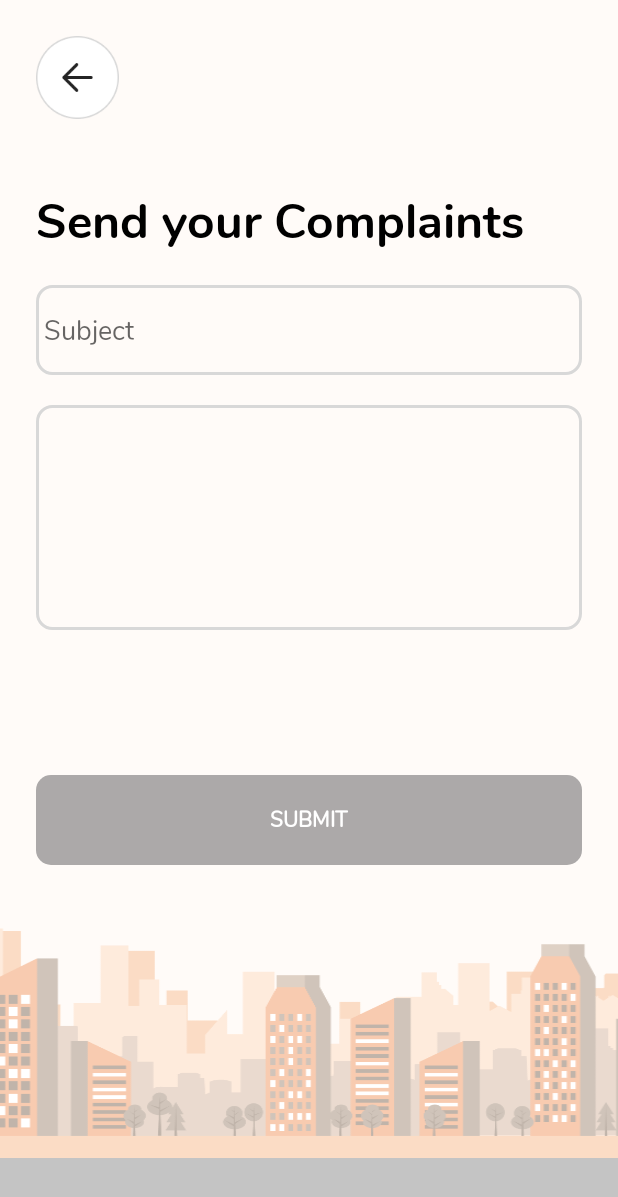
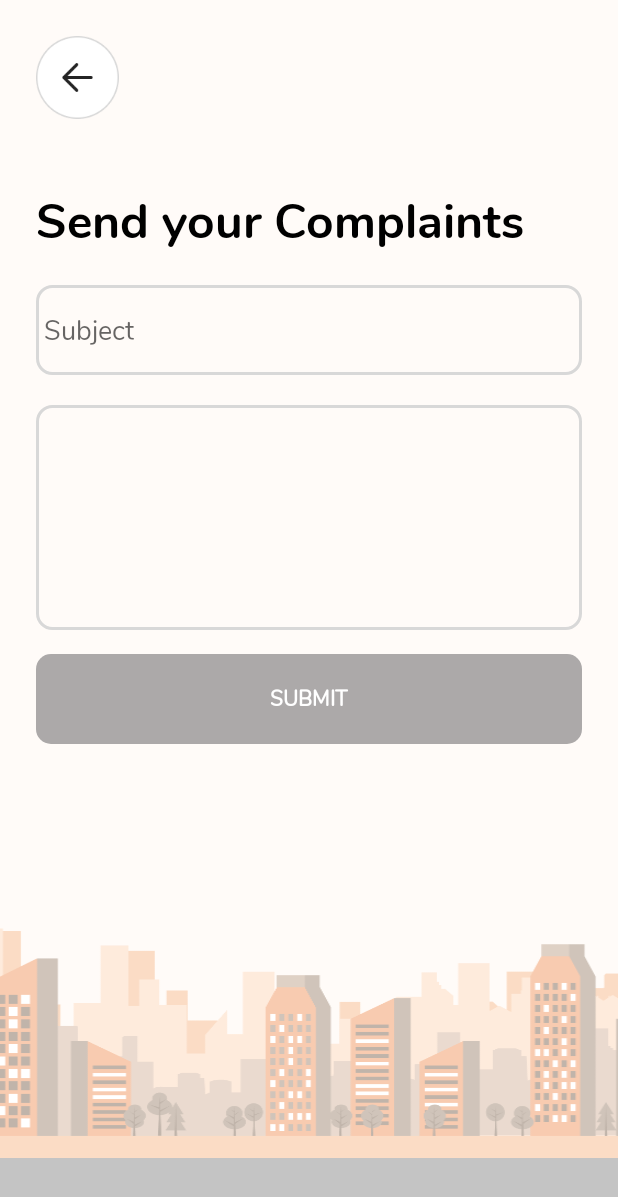
Before and after one commit to mobatiaandroid/EDC_Final, an Android app: the ComplaintsActivity screen opened directly, with no data from a screen before it, on a phone screen of 412 x 824 dp. Shown: the top 1197 px of the screen. Run offline under Robolectric (Android 15) with nearby library versions, the phone set to English and light mode, and no system bars; 2 statements that could not run were skipped.

Commit message:
Cleared About and Notification fragments

```diff
--- a/app/src/main/java/com/edc/ad/fragments/AboutFragment.kt
+++ b/app/src/main/java/com/edc/ad/fragments/AboutFragment.kt
@@ -12,7 +12,7 @@ import com.edc.ad.activity.HomeBaseGuestActivity
 import com.edc.ad.api.RetrofitClient
 import com.edc.ad.util.PreferenceManager
 import com.edc.ad.util.ProgressBarDialog
-import kotlinx.android.synthetic.main.fragment_about.*
+import kotlinx.android.synthetic.main.fragment_about_new.*
 import kotlinx.coroutines.launch
 
 class AboutFragment : Fragment() {
@@ -26,7 +26,7 @@ class AboutFragment : Fragment() {
         savedInstanceState: Bundle?
     ): View? {
         // Inflate the layout for this fragment
-        return inflater.inflate(R.layout.fragment_about, container, false)
+        return inflater.inflate(R.layout.fragment_about_new, container, false)
     }
 
     override fun onViewCreated(view: View, savedInstanceState: Bundle?) {
@@ -65,7 +65,7 @@ class AboutFragment : Fragment() {
                         var aboutdata = call.data.about
                         var dataLoad = "<html><body>" + aboutdata + "</body></html>"
                         dataLoad?.let {
-//                            webAbout.loadData(it, "text/html", "utf-8")
+                            webAbout.loadData(it, "text/html", "utf-8")
                         }
                     }
                 }
--- a/app/src/main/java/com/edc/ad/fragments/ContactUsFragment.kt
+++ b/app/src/main/java/com/edc/ad/fragments/ContactUsFragment.kt
@@ -16,7 +16,6 @@ import com.edc.ad.api.RetrofitClient
 import com.edc.ad.model.ContactUsResponse
 import com.edc.ad.util.PreferenceManager
 import com.edc.ad.util.ProgressBarDialog
-import kotlinx.android.synthetic.main.fragment_about.navBtn
 import kotlinx.android.synthetic.main.fragment_contact.*
 import kotlinx.coroutines.launch
 
--- a/app/src/main/java/com/edc/ad/fragments/NotificationFragment.kt
+++ b/app/src/main/java/com/edc/ad/fragments/NotificationFragment.kt
@@ -13,7 +13,7 @@ import com.edc.ad.adapter.NotificationAdapter
 import com.edc.ad.api.RetrofitClient
 import com.edc.ad.model.NotificationResponse
 import com.edc.ad.util.PreferenceManager
-import kotlinx.android.synthetic.main.fragment_about.*
+import kotlinx.android.synthetic.main.fragment_notification_new.*
 import kotlinx.coroutines.launch
 
 class NotificationFragment : Fragment() {
@@ -29,7 +29,7 @@ class NotificationFragment : Fragment() {
         savedInstanceState: Bundle?
     ): View? {
         // Inflate the layout for this fragment
-        return inflater.inflate(R.layout.fragment_about, container, false)
+        return inflater.inflate(R.layout.fragment_notification_new, container, false)
     }
 
     override fun onViewCreated(view: View, savedInstanceState: Bundle?) {
--- a/app/src/main/java/com/edc/ad/fragments/SurveyFragment.kt
+++ b/app/src/main/java/com/edc/ad/fragments/SurveyFragment.kt
@@ -9,7 +9,7 @@ import com.edc.ad.BaseActivities.HomeBaseUserActivity
 import com.edc.ad.R
 import com.edc.ad.activity.HomeBaseGuestActivity
 import com.edc.ad.util.PreferenceManager
-import kotlinx.android.synthetic.main.fragment_about.*
+import kotlinx.android.synthetic.main.fragment_survey.*
 
 class SurveyFragment : Fragment() {
 
@@ -22,7 +22,7 @@ class SurveyFragment : Fragment() {
         savedInstanceState: Bundle?
     ): View? {
         // Inflate the layout for this fragment
-        return inflater.inflate(R.layout.fragment_about, container, false)
+        return inflater.inflate(R.layout.fragment_notification_new, container, false)
     }
 
     override fun onViewCreated(view: View, savedInstanceState: Bundle?) {
--- a/app/src/main/res/layout/activity_complaint.xml
+++ b/app/src/main/res/layout/activity_complaint.xml
@@ -85,15 +85,16 @@
         android:id="@+id/submitBtn"
         android:layout_width="0dp"
         android:layout_height="60dp"
+        android:layout_marginTop="16dp"
         android:background="@drawable/curved_rectangle"
         android:text="@string/submit"
         android:textColor="@color/white"
         android:textSize="14sp"
         android:textStyle="bold"
 
-        app:layout_constraintBottom_toTopOf="@+id/guideBottom"
         app:layout_constraintEnd_toEndOf="@+id/editData"
-        app:layout_constraintStart_toStartOf="@+id/editData" />
+        app:layout_constraintStart_toStartOf="@+id/editData"
+        app:layout_constraintTop_toBottomOf="@+id/editData" />
 
 
     <ImageView
--- a/app/src/main/res/layout/activity_feedback.xml
+++ b/app/src/main/res/layout/activity_feedback.xml
@@ -85,13 +85,13 @@
         android:id="@+id/submitBtn"
         android:layout_width="0dp"
         android:layout_height="60dp"
+        android:layout_marginTop="16dp"
         android:background="@drawable/curved_rectangle"
         android:text="@string/submit"
         android:textColor="@color/white"
         android:textSize="14sp"
         android:textStyle="bold"
 
-        app:layout_constraintBottom_toTopOf="@+id/guideBottom"
         app:layout_constraintEnd_toEndOf="@+id/editData"
         app:layout_constraintStart_toStartOf="@+id/editData"
         app:layout_constraintTop_toBottomOf="@+id/editData" />
--- a/app/src/main/res/layout/fragment_notification.xml
+++ b/app/src/main/res/layout/fragment_about_new.xml
@@ -25,7 +25,7 @@
                 android:layout_height="match_parent"
                 android:background="@color/edc_green"
                 android:gravity="center"
-                android:text="@string/notifications" />
+                android:text="@string/about" />
         </androidx.constraintlayout.widget.ConstraintLayout>
 
         <WebView
--- a/app/src/main/res/layout/fragment_about.xml
+++ b/app/src/main/res/layout/fragment_notification_new.xml
@@ -25,7 +25,7 @@
                 android:layout_height="match_parent"
                 android:background="@color/edc_green"
                 android:gravity="center"
-                android:text="@string/about" />
+                android:text="@string/notifications" />
         </androidx.constraintlayout.widget.ConstraintLayout>
 
         <androidx.recyclerview.widget.RecyclerView
--- a/app/src/main/res/navigation/acc_nav.xml
+++ b/app/src/main/res/navigation/acc_nav.xml
@@ -9,5 +9,5 @@
         android:id="@+id/loginFragment"
         android:name="com.edc.ad.Fragments.AboutFragment"
         android:label="fragment_login"
-        tools:layout="@layout/fragment_about" />
+        tools:layout="@layout/fragment_notification_new" />
 </navigation>
--- a/app/src/main/res/navigation/home_nav_guest.xml
+++ b/app/src/main/res/navigation/home_nav_guest.xml
@@ -46,7 +46,7 @@
         android:id="@+id/aboutFragment"
         android:name="com.edc.ad.Fragments.AboutFragment"
         android:label="fragment_about"
-        tools:layout="@layout/fragment_about" />
+        tools:layout="@layout/fragment_notification_new" />
     <fragment
         android:id="@+id/contactFragment"
         android:name="com.edc.ad.fragments.ContactUsFragment"
@@ -57,7 +57,7 @@
         android:id="@+id/notificationFragment"
         android:name="com.edc.ad.fragments.NotificationFragment"
         android:label="fragment_notification"
-        tools:layout="@layout/fragment_notification" />
+        tools:layout="@layout/fragment_about_new" />
     <dialog
         android:id="@+id/contactBottomSheet"
         android:name="com.edc.ad.fragments.ContactBottomSheet"
--- a/app/src/main/res/navigation/home_nav_user.xml
+++ b/app/src/main/res/navigation/home_nav_user.xml
@@ -45,7 +45,7 @@
         android:id="@+id/aboutFragment"
         android:name="com.edc.ad.Fragments.AboutFragment"
         android:label="fragment_about"
-        tools:layout="@layout/fragment_about" />
+        tools:layout="@layout/fragment_notification_new" />
     <fragment
         android:id="@+id/contactFragment"
         android:name="com.edc.ad.fragments.ContactUsFragment"
@@ -55,7 +55,7 @@
         android:id="@+id/notificationFragment"
         android:name="com.edc.ad.fragments.NotificationFragment"
         android:label="fragment_contact"
-        tools:layout="@layout/fragment_notification">
+        tools:layout="@layout/fragment_about_new">
         <action
             android:id="@+id/action_notificationFragment_to_surveyFragment"
             app:destination="@id/surveyFragment" />
```
Also changed, not shown: app/src/main/java/com/edc/ad/activity/HomeBaseUserActivity.kt (+13 -0 lines).
